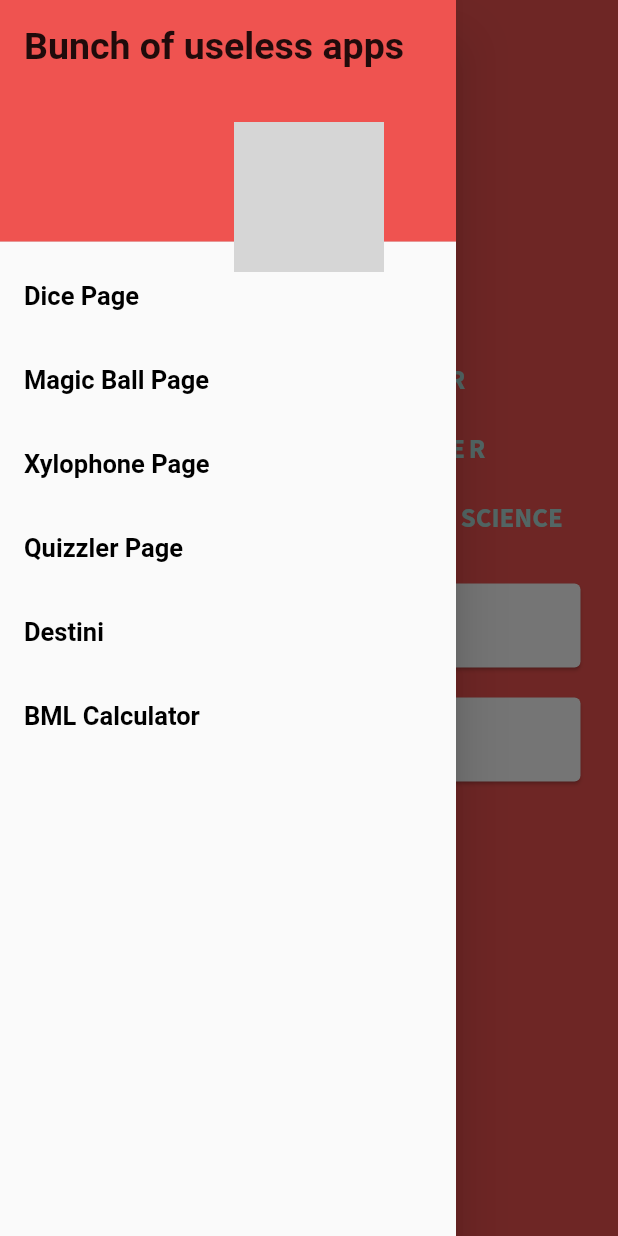
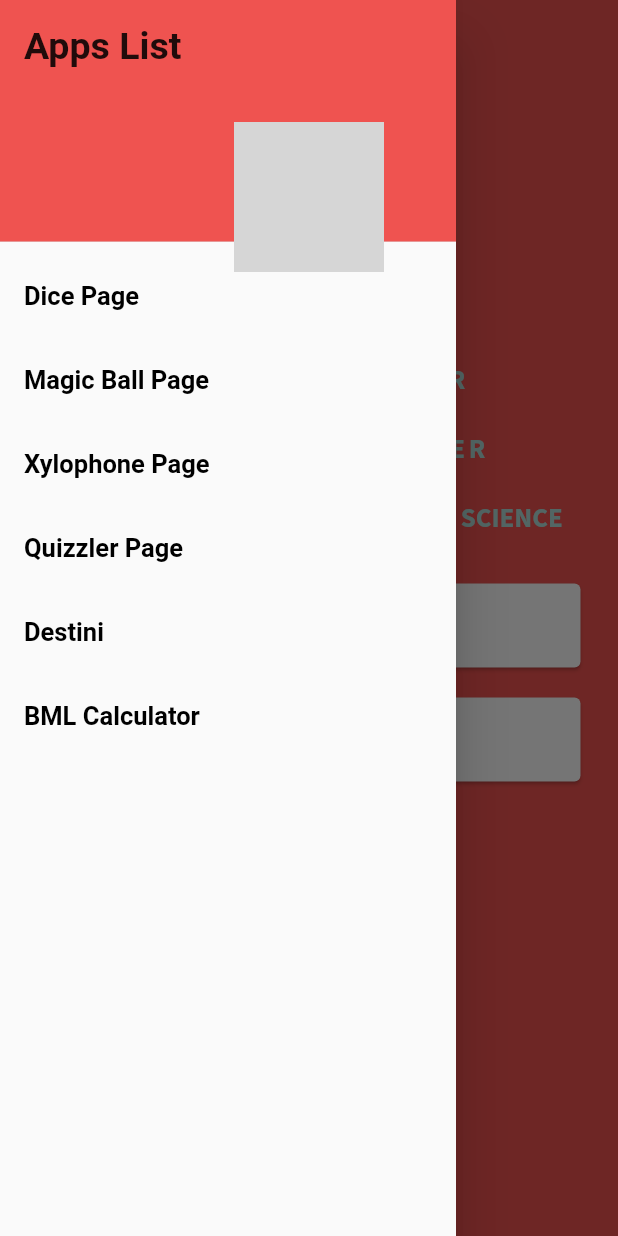
Before and after one commit to aajaber/all-in-one-flutter-app, a Flutter app: the screen it shows after launch, with the side drawer open, on a phone screen of 412 x 824 dp. Run offline on Flutter 3.47's test engine with Material 2 defaults, Android fonts, the phone set to English and light mode, and no system bars; our stand-ins replace audioplayers, font_awesome_flutter, rflutter_alert; Roboto replaces fonts that are missing (Source Sans Pro); grey boxes are pictures that could not be loaded.

Commit message:
Update drawerWidget.dart

```diff
--- a/lib/widgets/drawerWidget.dart
+++ b/lib/widgets/drawerWidget.dart
@@ -17,7 +17,7 @@ class MainDrawer extends StatelessWidget {
               color: Colors.red[400],
             ),
             child: Text(
-              'Bunch of useless apps',
+              'Apps List',
               style: TextStyle(fontWeight: FontWeight.bold, fontSize: 25.0),
             ),
           ),
```
